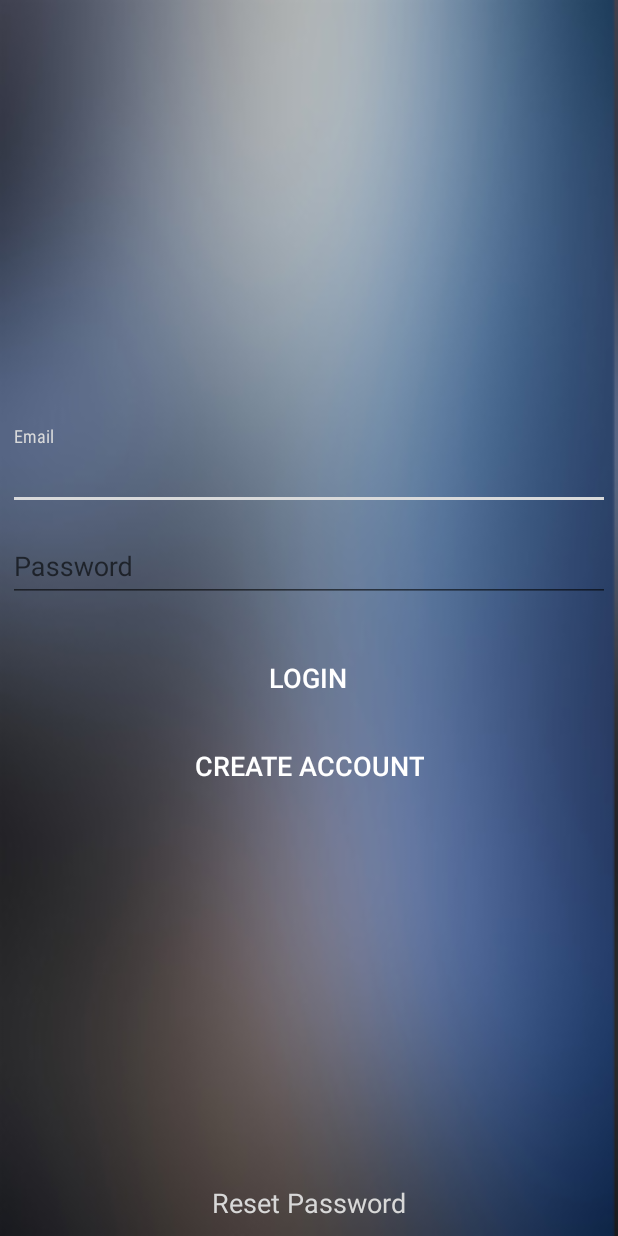
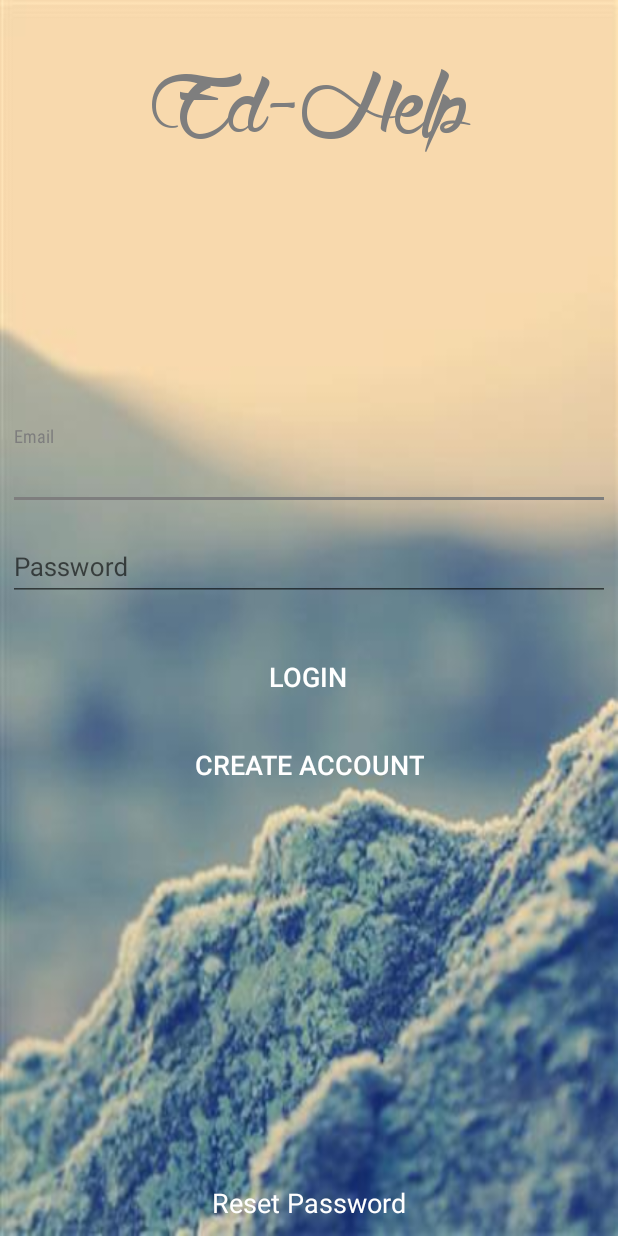
Before and after one commit to sakethkaparthi/EdHelp, an Android app: the screen it shows after launch (LoginActivity), on a phone screen of 412 x 824 dp. Run offline under Robolectric (Android 15) with nearby library versions, the phone set to English and light mode, and no system bars; libraries missing offline, so code that uses them is left out: chipset.potato, com.firebase.client; 4 statements that could not run were skipped.

Commit message:
UI Changes

```diff
--- a/app/src/main/java/com/appex/edhelp/Activity/LoginActivity.java
+++ b/app/src/main/java/com/appex/edhelp/Activity/LoginActivity.java
@@ -2,6 +2,7 @@ package com.appex.edhelp.Activity;
 
 import android.app.ProgressDialog;
 import android.content.Intent;
+import android.graphics.Typeface;
 import android.os.Bundle;
 import android.support.design.widget.Snackbar;
 import android.support.v7.app.AppCompatActivity;
@@ -30,7 +31,7 @@ public class LoginActivity extends AppCompatActivity {
     EditText emailEditText;
     EditText passwordEditText, retypeEditText;
     ProgressDialog mProgressDialog;
-    TextView passwordResetTextView;
+    TextView passwordResetTextView, brandingTextView;
 
     @Override
     protected void onCreate(Bundle savedInstanceState) {
@@ -39,9 +40,13 @@ public class LoginActivity extends AppCompatActivity {
         Firebase.setAndroidContext(this);
         ref = new Firebase("https://edhelp.firebaseio.com");
         AuthData authData = ref.getAuth();
-        if (authData != null)
-            startActivity(new Intent(getApplicationContext(), MainActivity.class));
+        if (authData != null) {
+            Intent intent = new Intent(getApplicationContext(), MainActivity.class);
+            intent.addFlags(Intent.FLAG_ACTIVITY_CLEAR_TOP);
+            startActivity(intent);
+        }
         relativeLayout = (RelativeLayout) findViewById(R.id.login_layout);
+        brandingTextView = (TextView) findViewById(R.id.branding_textview);
         loginButton = (Button) findViewById(R.id.login_button);
         signupButton = (Button) findViewById(R.id.signup_button);
         emailEditText = (EditText) findViewById(R.id.email_textview);
@@ -148,6 +153,8 @@ public class LoginActivity extends AppCompatActivity {
             }
         });
 
+        Typeface typeface = Typeface.createFromAsset(getApplicationContext().getAssets(),"fonts/font.ttf");
+        brandingTextView.setTypeface(typeface);
 
     }
 }
--- a/app/src/main/java/com/appex/edhelp/Adapters/CollegesAdapter.java
+++ b/app/src/main/java/com/appex/edhelp/Adapters/CollegesAdapter.java
@@ -27,7 +27,7 @@ public class CollegesAdapter extends RecyclerView.Adapter<CollegesAdapter.ViewHo
     ArrayList<College> collegeArrayList;
     ArrayList<College> allColleges;
     String branch;
-    int colors[] = {R.color.a,R.color.b,R.color.c,R.color.d,R.color.e,R.color.f,R.color.g};
+    int colors[] = {R.color.a,R.color.b,R.color.c,R.color.d,R.color.e};
     public CollegesAdapter(Context mContext,ArrayList<College> collegeArray, String branch) {
         this.collegeArrayList = new ArrayList<>();
         for (College college : collegeArray) {
--- a/app/src/main/res/layout/activity_login.xml
+++ b/app/src/main/res/layout/activity_login.xml
@@ -4,9 +4,19 @@
     android:layout_width="match_parent"
     android:layout_height="match_parent"
     android:id="@+id/login_layout"
-    android:background="@drawable/blurred_background_2"
+    android:background="@drawable/bg_crop"
     tools:context="com.appex.edhelp.Activity.LoginActivity"
     >
+
+    <TextView
+        android:id="@+id/branding_textview"
+        android:layout_width="match_parent"
+        android:layout_height="wrap_content"
+        android:layout_margin="20dp"
+        android:textSize="90sp"
+        android:gravity="center_horizontal"
+        android:textColor="@color/colorAccent"
+        android:text="@string/app_name"/>
 
     <LinearLayout
         android:layout_width="match_parent"
@@ -44,10 +54,8 @@
                 android:inputType="textPassword"
                 android:layout_margin="5dp"
                 style="@style/EditText"
-                android:textColor="#fff"
-                android:textColorHint="#fff"
-                android:textColorHighlight="#fff"
-                android:shadowColor="#fff"
+                android:textColor="@android:color/white"
+                android:textSize="17sp"
                 android:hint="@string/password"/>
 
         </android.support.design.widget.TextInputLayout>
@@ -107,7 +115,7 @@
         android:layout_centerHorizontal="true"
         android:layout_alignParentBottom="true"
         android:textSize="18sp"
-        android:textColor="@color/colorPrimary"
+        android:textColor="@android:color/white"
         android:layout_margin="10dp"
         android:text="@string/reset"
         android:id="@+id/password_reset_textview"/>
--- a/app/src/main/res/layout/activity_main.xml
+++ b/app/src/main/res/layout/activity_main.xml
@@ -4,7 +4,7 @@
     android:layout_width="match_parent"
     android:layout_height="match_parent"
     tools:context=".Activity.MainActivity"
-    android:background="@drawable/blurred_background_2">
+    android:background="@drawable/bg_crop">
 
     <android.support.v7.widget.RecyclerView
         android:id="@+id/college_recycler_view"
--- a/app/src/main/res/values/colors.xml
+++ b/app/src/main/res/values/colors.xml
@@ -1,13 +1,11 @@
 <?xml version="1.0" encoding="utf-8"?>
 <resources>
-    <color name="colorPrimary">#d8d8d8</color>
-    <color name="colorPrimaryDark">#ddc8d8</color>
-    <color name="colorAccent">#d8d9da</color>
-    <color name="a">#29aa50</color>
-    <color name="b">#0073d0</color>
-    <color name="c">#00297b</color>
-    <color name="d">#622bde</color>
-    <color name="e">#d4457d</color>
-    <color name="f">#d00000</color>
-    <color name="g">#e66001</color>
+    <color name="colorPrimary">#292929</color>
+    <color name="colorPrimaryDark">#212121</color>
+    <color name="colorAccent">#7e7e7e</color>
+    <color name="a">#3978ff</color>
+    <color name="b">#1f9ce8</color>
+    <color name="c">#2fefff</color>
+    <color name="d">#1fe8b7</color>
+    <color name="e">#4dff9a</color>
 </resources>
--- a/app/src/main/res/values/strings.xml
+++ b/app/src/main/res/values/strings.xml
@@ -1,5 +1,5 @@
 <resources>
-    <string name="app_name">Ed-help</string>
+    <string name="app_name">Ed-Help</string>
     <string name="title_activity_details">DetailsActivity</string>
     <string name="fees">&lt;b>Fees: &lt;/b> Rs. %1$d</string>
     <string name="deadline">&lt;b>Application Deadline: &lt;/b> %1$s</string>
--- a/app/src/main/res/values/styles.xml
+++ b/app/src/main/res/values/styles.xml
@@ -6,6 +6,7 @@
         <item name="colorPrimary">@color/colorPrimary</item>
         <item name="colorPrimaryDark">@color/colorPrimaryDark</item>
         <item name="colorAccent">@color/colorAccent</item>
+
     </style>
 
     <style name="Widget.CardContent" parent="android:Widget">
```
Also changed, not shown: app/src/main/assets/fonts/font.ttf (added), app/src/main/res/drawable/bg_crop.jpg (added).
